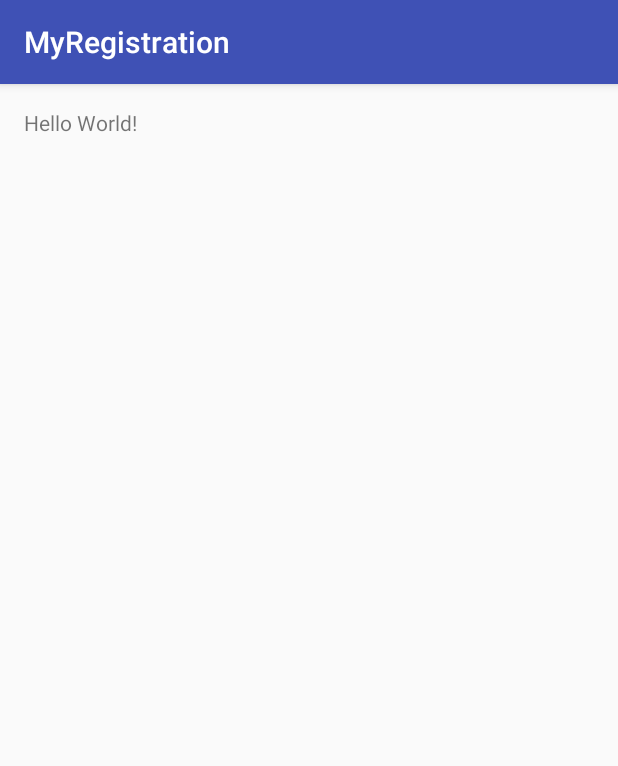
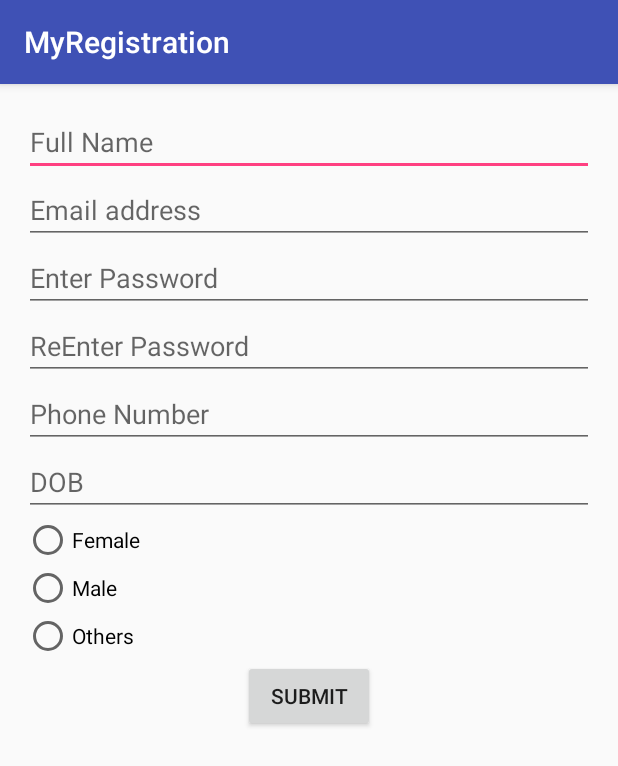
Before and after one commit to ragz2203/MyRegistration, an Android app: the screen it shows after launch (RegistrationActivity), on a phone screen of 412 x 824 dp. Shown: the top 766 px of the screen. Run offline under Robolectric (Android 15) with nearby library versions, the phone set to English and light mode, and no system bars.

Commit message:
LayoutAdded

```diff
--- a/app/src/main/java/com/ragz/myregistration/RegistrationActivity.java
+++ b/app/src/main/java/com/ragz/myregistration/RegistrationActivity.java
@@ -2,12 +2,72 @@ package com.ragz.myregistration;
 
 import android.support.v7.app.AppCompatActivity;
 import android.os.Bundle;
+import android.util.Patterns;
+import android.view.View;
+import android.widget.Button;
+import android.widget.EditText;
+import android.widget.Toast;
 
 public class RegistrationActivity extends AppCompatActivity {
+
+    private Button btnSubmit;
+    private EditText etFullName,etEmail,etPass1,etPass2,etPhone,etDOB;
+    private String name,email,pass1,pass2,phone;
 
     @Override
     protected void onCreate(Bundle savedInstanceState) {
         super.onCreate(savedInstanceState);
         setContentView(R.layout.activity_registration);
+
+        btnSubmit = (Button) findViewById(R.id.btnSubmit);
+        etFullName = (EditText) findViewById(R.id.etFullName);
+        etEmail = (EditText) findViewById(R.id.etEmail);
+        etPass1 = (EditText) findViewById(R.id.etPass1);
+        etPass2 = (EditText) findViewById(R.id.etPass2);
+        etPhone = (EditText) findViewById(R.id.etPhone);
+        etDOB = (EditText) findViewById(R.id.etDOB);
+
+    }
+
+    public boolean validateName(String name) {
+        return name.matches("[A-Z][a-zA-Z A-z]*");
+    }
+
+    public boolean validatePhone(String phone) {
+        return phone.matches("[0-9]{10}");
+    }
+
+    public void submit(View view) {
+        name = etFullName.getText().toString();
+        email = etEmail.getText().toString();
+        pass1 = etPass1.getText().toString();
+        pass2 = etPass2.getText().toString();
+        phone = etPhone.getText().toString();
+
+        if (validateName(name)) {
+            Toast.makeText(getBaseContext(), "Valid Name", Toast.LENGTH_SHORT).show();
+        } else{
+            Toast.makeText(getBaseContext(), "Name Not valid", Toast.LENGTH_SHORT).show();
+        }
+        if (Patterns.EMAIL_ADDRESS.matcher(email).matches()){
+            Toast.makeText(getBaseContext(), "valid email", Toast.LENGTH_SHORT).show();
+        } else{
+            Toast.makeText(getBaseContext(), "Email Not valid", Toast.LENGTH_SHORT).show();
+        }
+        if ((pass1.length()>=6)&&(pass2.length()>=6)) {
+            if (pass1.equals(pass2)) {
+                Toast.makeText(getBaseContext(), "password validated", Toast.LENGTH_SHORT).show();
+            } else {
+                Toast.makeText(getBaseContext(), "password don't match", Toast.LENGTH_SHORT).show();
+            }
+        } else {
+            Toast.makeText(getBaseContext(), "password must contain min 6 characters", Toast.LENGTH_SHORT).show();
+        }
+        if (validatePhone(phone)) {
+            Toast.makeText(getBaseContext(), "Phone Number is Valid", Toast.LENGTH_SHORT).show();
+        } else {
+            Toast.makeText(getBaseContext(), "Number not Valid", Toast.LENGTH_SHORT).show();
+        }
+
     }
 }
--- a/app/src/main/res/layout/activity_registration.xml
+++ b/app/src/main/res/layout/activity_registration.xml
@@ -1,17 +1,94 @@
 <?xml version="1.0" encoding="utf-8"?>
-<RelativeLayout xmlns:android="http://schemas.android.com/apk/res/android"
+<LinearLayout xmlns:android="http://schemas.android.com/apk/res/android"
     xmlns:tools="http://schemas.android.com/tools"
     android:id="@+id/activity_registration"
     android:layout_width="match_parent"
     android:layout_height="match_parent"
+    android:orientation="vertical"
     android:paddingBottom="@dimen/activity_vertical_margin"
     android:paddingLeft="@dimen/activity_horizontal_margin"
     android:paddingRight="@dimen/activity_horizontal_margin"
     android:paddingTop="@dimen/activity_vertical_margin"
     tools:context="com.ragz.myregistration.RegistrationActivity">
 
-    <TextView
+
+    <EditText
+        android:id="@+id/etFullName"
+        android:layout_width="match_parent"
+        android:layout_height="wrap_content"
+        android:ems="10"
+        android:hint="Full Name"
+        android:inputType="textPersonName" />
+
+    <EditText
+        android:id="@+id/etEmail"
+        android:layout_width="match_parent"
+        android:layout_height="wrap_content"
+        android:ems="10"
+        android:hint="Email address"
+        android:inputType="textEmailAddress" />
+
+    <EditText
+        android:id="@+id/etPass1"
+        android:layout_width="match_parent"
+        android:layout_height="wrap_content"
+        android:ems="10"
+        android:hint="Enter Password"
+        android:inputType="textPassword" />
+
+    <EditText
+        android:id="@+id/etPass2"
+        android:layout_width="match_parent"
+        android:layout_height="wrap_content"
+        android:ems="10"
+        android:hint="ReEnter Password"
+        android:inputType="textPassword" />
+
+    <EditText
+        android:id="@+id/etPhone"
+        android:layout_width="match_parent"
+        android:layout_height="wrap_content"
+        android:ems="10"
+        android:hint="Phone Number"
+        android:inputType="phone" />
+
+    <EditText
+        android:id="@+id/etDOB"
+        android:layout_width="match_parent"
+        android:layout_height="wrap_content"
+        android:ems="10"
+        android:hint="DOB"
+        android:inputType="date" />
+
+    <RadioGroup
+        android:layout_width="match_parent"
+        android:layout_height="wrap_content">
+
+        <RadioButton
+            android:id="@+id/rbtnFemale"
+            android:layout_width="wrap_content"
+            android:layout_height="wrap_content"
+            android:text="Female" />
+
+        <RadioButton
+            android:id="@+id/rbtnMale"
+            android:layout_width="wrap_content"
+            android:layout_height="wrap_content"
+            android:text="Male" />
+
+        <RadioButton
+            android:id="@+id/rbtnOthers"
+            android:layout_width="wrap_content"
+            android:layout_height="wrap_content"
+            android:text="Others" />
+    </RadioGroup>
+
+    <Button
+        android:id="@+id/btnSubmit"
         android:layout_width="wrap_content"
         android:layout_height="wrap_content"
-        android:text="Hello World!" />
-</RelativeLayout>
+        android:layout_gravity="center"
+        android:onClick="submit"
+        android:text="Submit" />
+
+</LinearLayout>
```
